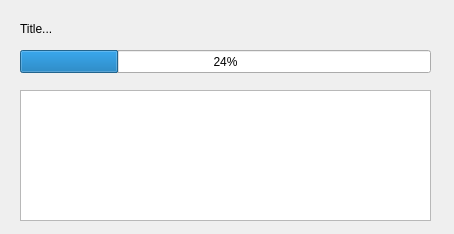
The window that installdialog.ui (Liyezhong/DEPLOYMENT) describes before a commit, drawn with Qt 5.
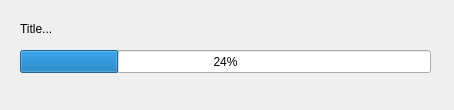
The same window after the commit.

Patch:
```diff
--- a/installdialog.ui
+++ b/installdialog.ui
@@ -7,7 +7,7 @@
     <x>0</x>
     <y>0</y>
     <width>454</width>
-    <height>234</height>
+    <height>110</height>
    </rect>
   </property>
   <property name="windowTitle">
@@ -26,16 +26,6 @@
     <number>24</number>
    </property>
   </widget>
-  <widget class="QTextBrowser" name="textBrowser">
-   <property name="geometry">
-    <rect>
-     <x>20</x>
-     <y>90</y>
-     <width>411</width>
-     <height>131</height>
-    </rect>
-   </property>
-  </widget>
   <widget class="QLabel" name="title">
    <property name="geometry">
     <rect>
```
